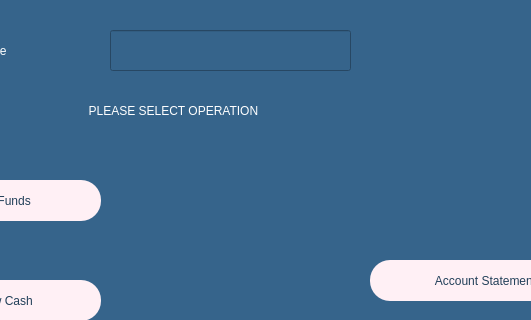
Before: the Qt Designer form customerpage.ui in melihorhanyilmaz/Project, drawn with Qt 5; both pictures show x 170 to 701 and y 0 to 320 of the 800 by 600 pixel window.
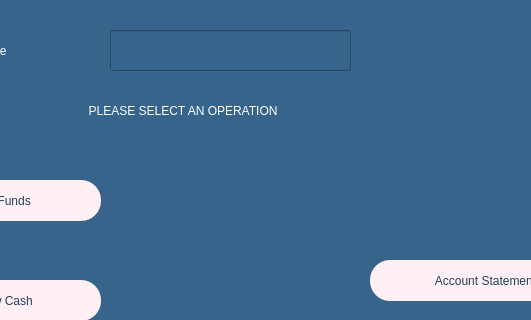
After: the same form once the commit is applied. Icons and pictures are not drawn.

The edit to the form file:
```diff
--- a/customerpage.ui
+++ b/customerpage.ui
@@ -210,7 +210,7 @@
 font: 63 18pt &quot;Montserrat SemiBold&quot;;</string>
     </property>
     <property name="text">
-     <string>  PLEASE SELECT OPERATION</string>
+     <string>  PLEASE SELECT AN OPERATION</string>
     </property>
     <property name="frame">
      <bool>false</bool>
```
